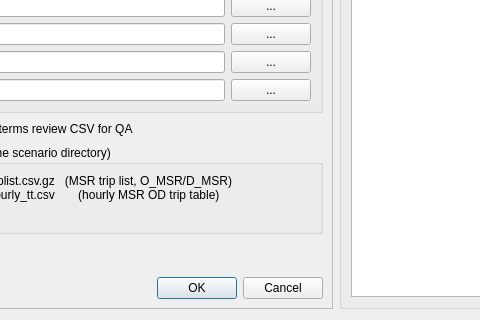
Old version of the form ui/MSR.ui in the repository TSMv6/tsm_panel; both pictures show x 130 to 610 and y 200 to 520 of the 900 by 520 pixel window.
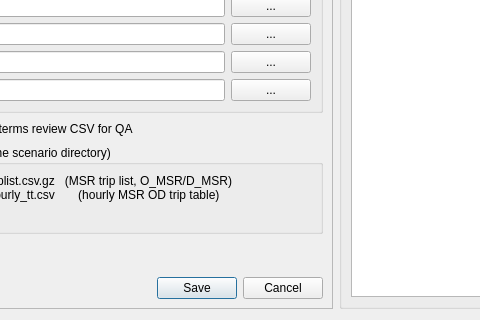
New version of the form.

Patch:
```diff
--- a/ui/MSR.ui
+++ b/ui/MSR.ui
@@ -266,7 +266,7 @@
            <enum>Qt::Horizontal</enum>
           </property>
           <property name="standardButtons">
-           <set>QDialogButtonBox::Cancel|QDialogButtonBox::Ok</set>
+           <set>QDialogButtonBox::Cancel|QDialogButtonBox::Save</set>
           </property>
          </widget>
         </item>
```
